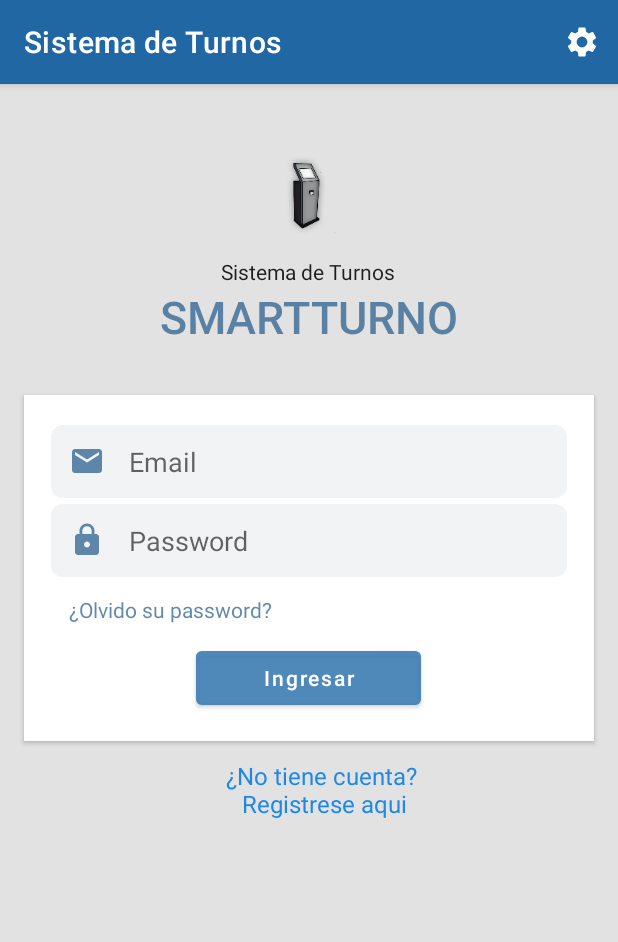
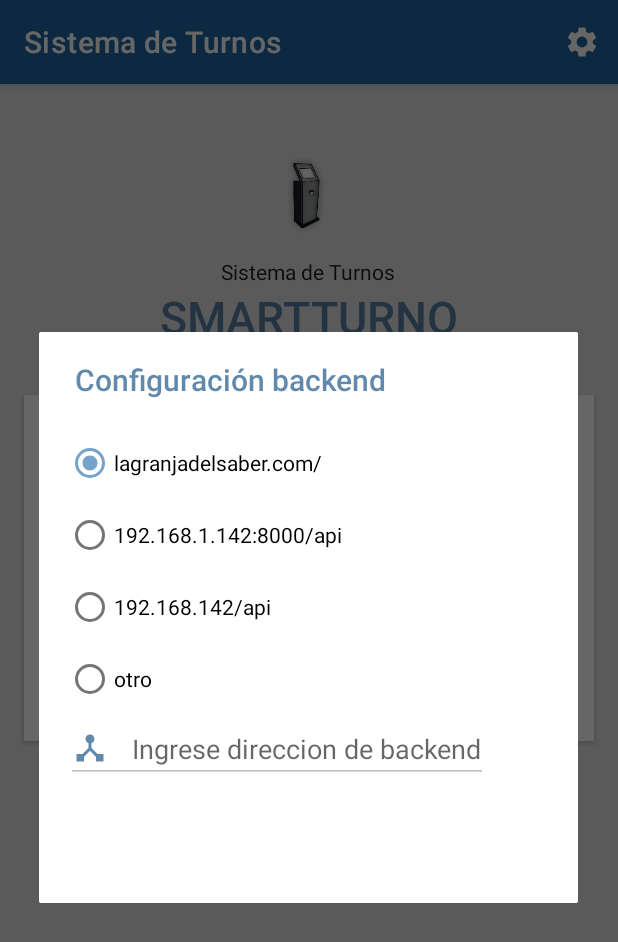
Before and after one commit to anderdavid/TurneraMVVM, an Android app: the screen it shows after launch (LoginActivity), after a tap on "Configuracion", on a phone screen of 412 x 824 dp. Shown: the top 942 px of the screen. Run offline under Robolectric (Android 15) with nearby library versions, the phone set to English and light mode, and no system bars.

Commit message:
Se implementa dialogo de configuracion de backend

```diff
--- /dev/null
+++ b/app/src/main/java/com/smartappsolutions/turnera/DialogSettings.kt
@@ -0,0 +1,44 @@
+package com.smartappsolutions.turnera
+
+
+import android.app.Activity
+import android.app.AlertDialog
+import android.app.Dialog
+import android.content.Context
+import android.content.DialogInterface
+import android.os.Bundle
+import android.widget.Toast
+import androidx.fragment.app.DialogFragment
+
+import android.view.LayoutInflater
+
+
+
+class DialogSettings(mActivity:Activity):DialogFragment(){
+
+    var mActivity =mActivity
+    var builder:AlertDialog.Builder=AlertDialog.Builder(mActivity,R.style.StyledDialog)
+    var dialog: AlertDialog? = builder.create()
+
+
+    fun showDialog(){
+        val inflater = mActivity.layoutInflater
+        val vi = inflater.inflate(R.layout.dialog_setting, null)
+        builder.setView(vi)
+        builder.setTitle(R.string.dialog_setting_title);
+
+        builder.setPositiveButton("Aceptar",
+            DialogInterface.OnClickListener { dialog, id ->
+               /* Toast.makeText(applicationContext,"hello", Toast.LENGTH_LONG).show()*/
+            })
+
+        dialog =builder.create()
+        dialog!!.show()
+
+    }
+
+    fun dimmissDialog(){
+        dialog!!.cancel()
+    }
+
+}
--- a/app/src/main/java/com/smartappsolutions/turnera/LoginActivity.kt
+++ b/app/src/main/java/com/smartappsolutions/turnera/LoginActivity.kt
@@ -1,11 +1,13 @@
 package com.smartappsolutions.turnera
 
+import android.content.DialogInterface
 import androidx.appcompat.app.AppCompatActivity
 import android.os.Bundle
 import android.view.Menu
 import android.view.MenuItem
 import android.widget.Toast
 import androidx.appcompat.app.ActionBarDrawerToggle
+import androidx.appcompat.app.AlertDialog
 import androidx.appcompat.widget.Toolbar
 import androidx.drawerlayout.widget.DrawerLayout
 import com.google.android.material.navigation.NavigationView
@@ -49,7 +51,27 @@ class LoginActivity : AppCompatActivity() {
     }
 
     private fun settings(): Boolean {
-        Toast.makeText(applicationContext,"settings",Toast.LENGTH_LONG).show()
+        Toast.makeText(applicationContext,"settings",Toast.LENGTH_SHORT).show()
+
+        val dialogSettings = DialogSettings(this)
+        dialogSettings.showDialog()
+
+
+
+
+    /*    val builder = AlertDialog.Builder(this)
+        builder.setTitle("You want to add a new item?");
+        builder.setPositiveButton("Aceptar",
+            DialogInterface.OnClickListener { dialog, id ->
+                Toast.makeText(applicationContext,"hello",Toast.LENGTH_LONG).show()
+            })
+
+
+        builder.show()*/
+
+
+
         return true
+
     }
 }
--- /dev/null
+++ b/app/src/main/res/drawable/ic_device_hub_black_24dp.xml
@@ -0,0 +1,9 @@
+<vector xmlns:android="http://schemas.android.com/apk/res/android"
+        android:width="24dp"
+        android:height="24dp"
+        android:viewportWidth="24.0"
+        android:viewportHeight="24.0">
+    <path
+        android:fillColor="#FF000000"
+        android:pathData="M17,16l-4,-4V8.82C14.16,8.4 15,7.3 15,6c0,-1.66 -1.34,-3 -3,-3S9,4.34 9,6c0,1.3 0.84,2.4 2,2.82V12l-4,4H3v5h5v-3.05l4,-4.2 4,4.2V21h5v-5h-4z"/>
+</vector>
--- /dev/null
+++ b/app/src/main/res/layout/dialog_setting.xml
@@ -0,0 +1,61 @@
+<?xml version="1.0" encoding="utf-8"?>
+<androidx.constraintlayout.widget.ConstraintLayout
+        xmlns:android="http://schemas.android.com/apk/res/android"
+        xmlns:tools="http://schemas.android.com/tools"
+        xmlns:app="http://schemas.android.com/apk/res-auto"
+        android:layout_width="match_parent"
+        android:layout_height="match_parent"
+        tools:context=".LoginActivity"
+        android:padding="18dp"
+
+>
+
+
+    <RadioGroup
+            android:layout_width="match_parent"
+            android:layout_height="wrap_content"
+            app:layout_constraintStart_toStartOf="parent"
+            app:layout_constraintTop_toTopOf= "parent"
+           >
+        <RadioButton
+                android:id="@+id/laravel_centos"
+                android:text="@string/production"
+                android:layout_width="wrap_content"
+                android:layout_height="wrap_content"
+                android:checked="true"
+        />
+        <RadioButton
+                android:id="@+id/apache_centos"
+                android:text="@string/centos_laravel"
+                android:layout_width="wrap_content"
+                android:layout_height="wrap_content"
+        />
+        <RadioButton
+                android:id="@+id/produccion"
+                android:text="@string/centos_apache"
+                android:layout_width="wrap_content"
+                android:layout_height="wrap_content"
+        />
+
+        <RadioButton
+                android:id="@+id/other"
+                android:text="otro"
+                android:layout_width="wrap_content"
+                android:layout_height="wrap_content"
+        />
+
+        <EditText
+                android:layout_width="wrap_content"
+                android:layout_height="wrap_content"
+                android:hint="Ingrese direccion de backend"
+                android:enabled="false"
+                android:drawableLeft="@drawable/ic_device_hub_black_24dp"
+                android:drawablePadding="16dp"
+                android:drawableTint="@color/apptheme_color"
+
+        />
+
+
+    </RadioGroup>
+
+</androidx.constraintlayout.widget.ConstraintLayout>
--- a/app/src/main/res/values/colors.xml
+++ b/app/src/main/res/values/colors.xml
@@ -4,4 +4,9 @@
     <color name="colorPrimaryDark">#B7235B8A</color>
     <color name="colorAccent">#B7407FB4</color>
     <color name="colorBackground">#e2e2e2</color>
+    <color name="apptheme_color">#B7235B8A</color>
+    <color name="apptheme_color_dark">#fff</color>
+    <color name="text_color_prymary">#B7235B8A</color>
+    <color name="background">#fff</color>
+
 </resources>
--- a/app/src/main/res/values/strings.xml
+++ b/app/src/main/res/values/strings.xml
@@ -23,4 +23,10 @@
     <string name="forget_password">¿Olvido su password?</string>
     <string name="register">¿No tiene cuenta?\n Registrese aqui</string>
 
+    <string name="dialog_setting_title">Configuración backend</string>
+    <string name="production">lagranjadelsaber.com/</string>
+    <string name="centos_laravel">192.168.1.142:8000/api</string>
+    <string name="centos_apache">192.168.142/api</string>
+
+
 </resources>
--- a/app/src/main/res/values/styles.xml
+++ b/app/src/main/res/values/styles.xml
@@ -7,6 +7,13 @@
         <item name="colorPrimaryDark">@color/colorPrimaryDark</item>
         <item name="colorAccent">@color/colorAccent</item>
     </style>
+    <style name="StyledDialog" parent="Theme.AppCompat.Light.Dialog.Alert">
+        <item name="colorPrimary">@color/apptheme_color</item>
+        <item name="colorPrimaryDark">@color/apptheme_color_dark</item>
+        <item name="colorAccent">@color/background</item>
+        <item name="android:textColorPrimary">@color/text_color_prymary</item>
+        <item name="android:background">@color/background</item>
+    </style>
     <style name="AppTheme.NoActionBar">
         <item name="windowActionBar">false</item>
         <item name="windowNoTitle">true</item>
```
